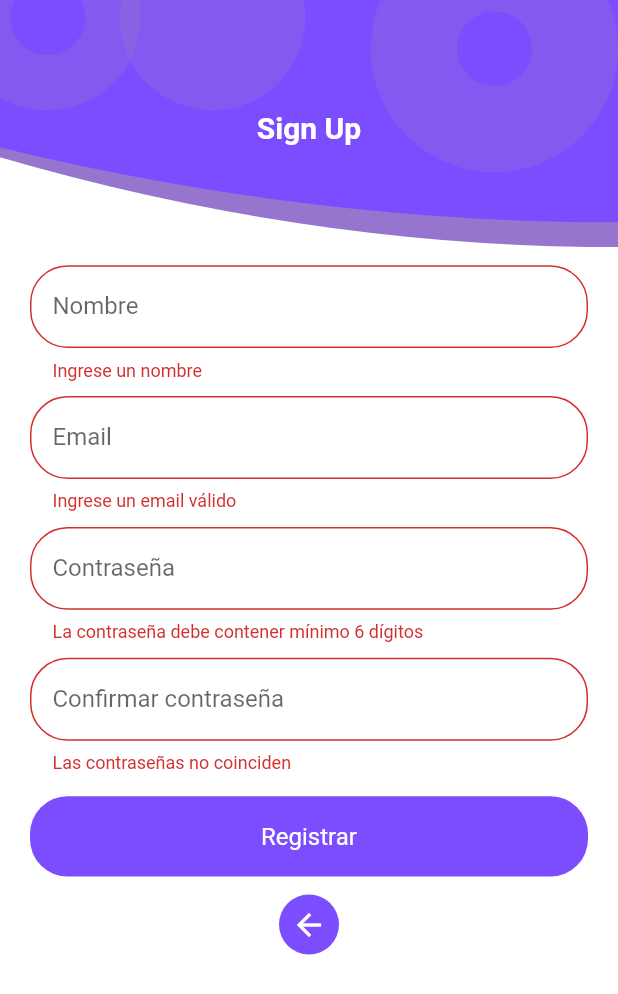
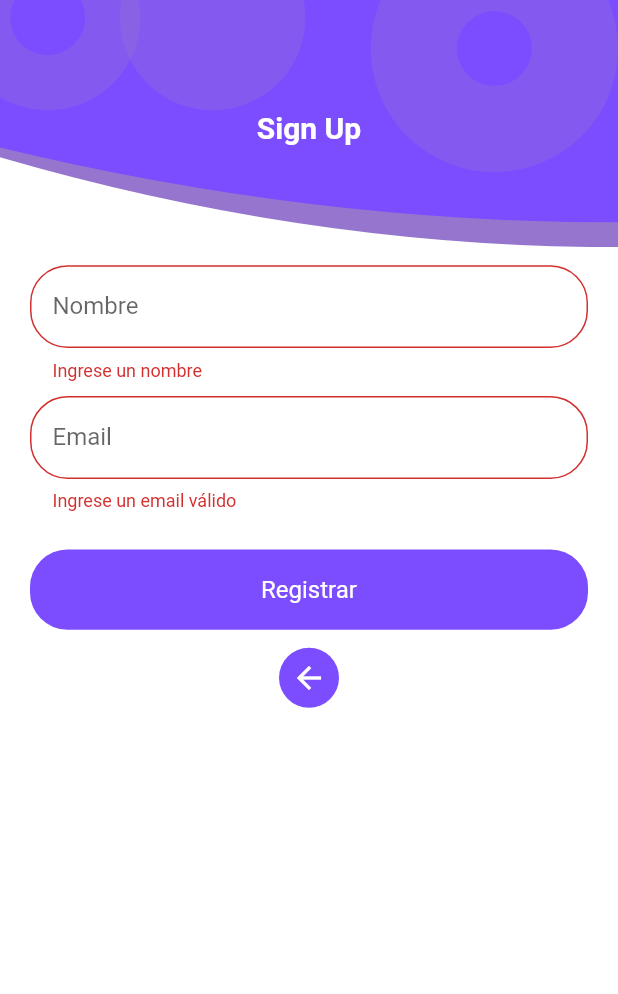
Before and after one commit to cristhianviera1/Kimirina_app_movil, a Flutter app: the SignupScreen screen opened by its route, after a tap on "Registrar", on a phone screen of 412 x 824 dp. Shown: the top 994 px of the screen. Run offline on Flutter 3.47's test engine with Material 2 defaults, Android fonts, the light colour scheme and no system bars; our stand-ins replace auto_size_text, cached_network_image, font_awesome_flutter, rflutter_alert, shared_preferences; missing offline and left inert: intro_views_flutter; accounts and stored records are empty; network calls fail.

Commit message:
fix bugs register page

```diff
--- a/lib/screens/login/register_page.dart
+++ b/lib/screens/login/register_page.dart
@@ -1,6 +1,7 @@
 import 'package:flutter/material.dart';
 import 'package:kimirina_app/models/user_model.dart';
 import 'package:kimirina_app/services/user_service.dart';
+import 'package:rflutter_alert/rflutter_alert.dart';
 
 class SignupScreen extends StatefulWidget {
   @override
@@ -8,7 +9,6 @@ class SignupScreen extends StatefulWidget {
 }
 
 class _SignupScreenState extends State<SignupScreen> {
-
   ApiService _apiService = ApiService();
   FocusNode focusNode1;
   FocusNode focusNode2;
@@ -194,52 +194,6 @@ class _SignupScreenState extends State<SignupScreen> {
                   SizedBox(
                     height: 10,
                   ),
-                  TextFormField(
-                    validator: validatePassword,
-                    onSaved: (String val) {
-                      _password = val;
-                    },
-                    focusNode: focusNode2,
-                    obscureText: true,
-                    keyboardType: TextInputType.text,
-                    style: TextStyle(fontSize: 16, color: Colors.black),
-                    textInputAction: TextInputAction.next,
-                    decoration: InputDecoration(
-                      labelText: "Contraseña",
-                      contentPadding: new EdgeInsets.symmetric(
-                          vertical: MediaQuery.of(context).size.height * 0.022,
-                          horizontal: 15.0),
-                      border: OutlineInputBorder(
-                        borderRadius: BorderRadius.all(Radius.circular(25)),
-                      ),
-                    ),
-                    onFieldSubmitted: (String value) {
-                      FocusScope.of(context).requestFocus(focusNode3);
-                    },
-                  ),
-                  SizedBox(
-                    height: 10,
-                  ),
-                  TextFormField(
-                    validator: validateSamePassword,
-                    onSaved: (String val) {
-                      _password = val;
-                    },
-                    focusNode: focusNode3,
-                    obscureText: true,
-                    keyboardType: TextInputType.text,
-                    style: TextStyle(fontSize: 16, color: Colors.black),
-                    textInputAction: TextInputAction.done,
-                    decoration: InputDecoration(
-                      labelText: "Confirmar contraseña",
-                      contentPadding: new EdgeInsets.symmetric(
-                          vertical: MediaQuery.of(context).size.height * 0.022,
-                          horizontal: 15.0),
-                      border: OutlineInputBorder(
-                        borderRadius: BorderRadius.all(Radius.circular(25)),
-                      ),
-                    ),
-                  ),
                   SizedBox(
                     height: 15,
                   ),
@@ -302,11 +256,44 @@ class _SignupScreenState extends State<SignupScreen> {
     if (_formKey.currentState.validate()) {
 //    If all data are correct then save data to out variables
       _formKey.currentState.save();
-      User user = User(email: _email,password: _password);
-      _apiService.registerUser(user).then((isSuccess){
-        print(isSuccess);
-      }
-      );
+      User user = User(email: _email, password: _password);
+      _apiService.registerUser(user).then((isSuccess) {
+        if (isSuccess) {
+          return Alert(
+            context: context,
+            type: AlertType.success,
+            title: "Registro exitoso",
+            desc: "Por favor revisa tu dirección de correo electrónico para confirmar.",
+            buttons: [
+              DialogButton(
+                child: Text(
+                  "Aceptar",
+                  style: TextStyle(color: Colors.white, fontSize: 20),
+                ),
+                onPressed: () => Navigator.pop(context),
+                width: 120,
+              )
+            ],
+          ).show();
+        }else{
+          return Alert(
+          context: context,
+          type: AlertType.error,
+          title: "Algo ha fallado",
+          desc: "Por favor verifica tu conexión a internet y que tu correo sea válido.",
+          buttons: [
+            DialogButton(
+              child: Text(
+                "Aceptar",
+                style: TextStyle(color: Colors.white, fontSize: 20),
+              ),
+              onPressed: () => Navigator.pop(context),
+              width: 120,
+            )
+          ],
+        ).show();
+        }
+      });
     } else {
 //    If all data are not valid then start auto validation.
       setState(() {
@@ -323,20 +310,6 @@ class _SignupScreenState extends State<SignupScreen> {
       return 'Ingrese un email válido';
     else
       return null;
-  }
-  String validatePassword(String value) {
-    if (value.length < 6)
-      return 'La contraseña debe contener mínimo 6 dígitos';
-    else
-      _password = value;
-      return null;
-  }
-  String validateSamePassword(String value){
-    if(!(value == _password)){
-      return  "Las contraseñas no coinciden";
-    }else{
-      return null;
-    }
   }
 }
 
--- a/lib/screens/product/produt_page.dart
+++ b/lib/screens/product/produt_page.dart
@@ -92,7 +92,7 @@ class _ProductScreen extends State<ProductScreen> {
               )),
           child: ListTile(
 
-            title: Text("Nuesotros Productos",
+            title: Text("Nuestros Servicios",
               style: TextStyle(
                   color: Colors.white,
                   fontWeight: FontWeight.bold,
--- /dev/null
+++ b/lib/screens/vih/vih_question_page.dart
@@ -0,0 +1 @@
+import 'package:flutter/material.dart';
```
